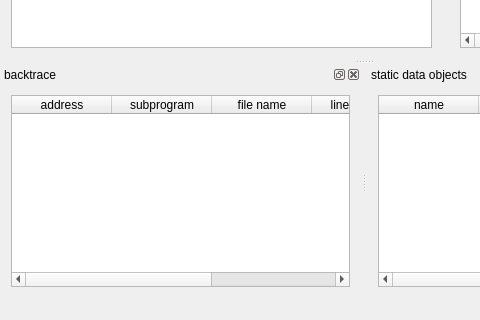
Qt form mainwindow.ui (stoyan-shopov/troll) before a commit; both pictures show x 0 to 480 and y 202 to 522 of the 727 by 522 pixel window.
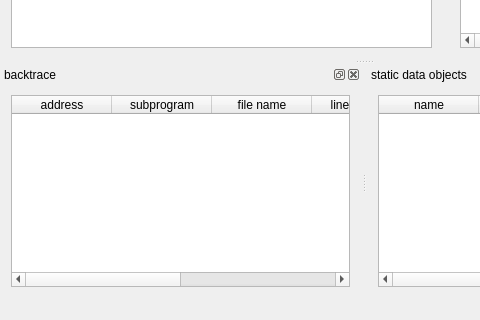
The same form after that commit.

```diff
--- a/mainwindow.ui
+++ b/mainwindow.ui
@@ -117,6 +117,11 @@
          <string>directory</string>
         </property>
        </column>
+       <column>
+        <property name="text">
+         <string>die offset</string>
+        </property>
+       </column>
       </widget>
      </item>
     </layout>
```
